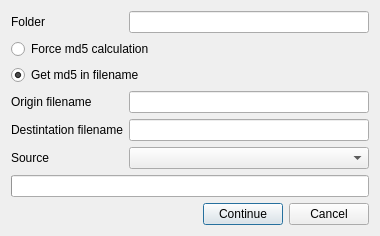
Before: the Qt Designer form gui/src/utils/rename-existing/rename-existing-1.ui in Bionus/imgbrd-grabber, drawn with Qt 5.
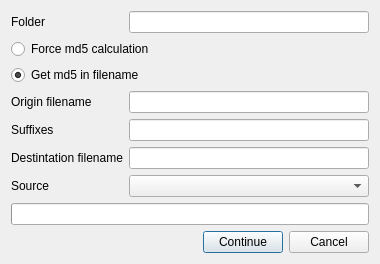
After: the same form once the commit is applied. Icons and pictures are not drawn.

Commit message: Add suffix support to rename existing tool (issue #1106)

Patch:
```diff
--- a/gui/src/utils/rename-existing/rename-existing-1.ui
+++ b/gui/src/utils/rename-existing/rename-existing-1.ui
@@ -7,7 +7,7 @@
     <x>0</x>
     <y>0</y>
     <width>380</width>
-    <height>220</height>
+    <height>246</height>
    </rect>
   </property>
   <property name="windowTitle">
@@ -55,27 +55,27 @@
    <item row="3" column="1">
     <widget class="QLineEdit" name="lineFilenameOrigin"/>
    </item>
-   <item row="4" column="0">
+   <item row="5" column="0">
     <widget class="QLabel" name="labelFilenameDestination">
      <property name="text">
       <string>Destintation filename</string>
      </property>
     </widget>
    </item>
-   <item row="4" column="1">
+   <item row="5" column="1">
     <widget class="QLineEdit" name="lineFilenameDestination"/>
    </item>
-   <item row="5" column="0">
+   <item row="6" column="0">
     <widget class="QLabel" name="labelSource">
      <property name="text">
       <string>Source</string>
      </property>
     </widget>
    </item>
-   <item row="5" column="1">
+   <item row="6" column="1">
     <widget class="QComboBox" name="comboSource"/>
    </item>
-   <item row="6" column="0" colspan="2">
+   <item row="7" column="0" colspan="2">
     <widget class="QProgressBar" name="progressBar">
      <property name="enabled">
       <bool>true</bool>
@@ -85,7 +85,7 @@
      </property>
     </widget>
    </item>
-   <item row="7" column="0" colspan="2">
+   <item row="8" column="0" colspan="2">
     <layout class="QHBoxLayout" name="layoutButtons">
      <item>
       <spacer name="horizontalSpacer">
@@ -116,6 +116,16 @@
      </item>
     </layout>
    </item>
+   <item row="4" column="1">
+    <widget class="QLineEdit" name="lineSuffixes"/>
+   </item>
+   <item row="4" column="0">
+    <widget class="QLabel" name="labelSuffixes">
+     <property name="text">
+      <string>Suffixes</string>
+     </property>
+    </widget>
+   </item>
   </layout>
  </widget>
  <resources>
```
Left out of the diff: 6 changed lines with no effect on the pictures. The commit also changes 5 other files.
